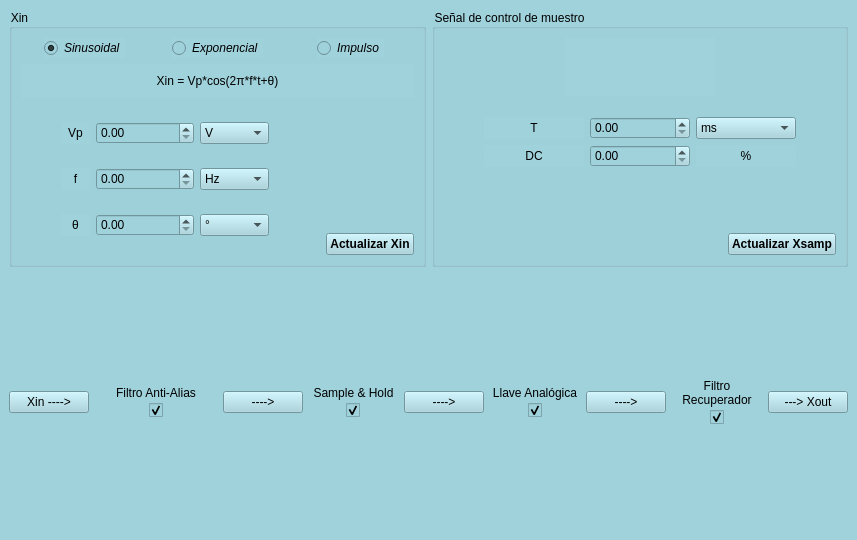
grupo-1-ASSD-E2/ASSD-TP1, file GUI/FrontEnd/samplingui.ui: the form before one commit.
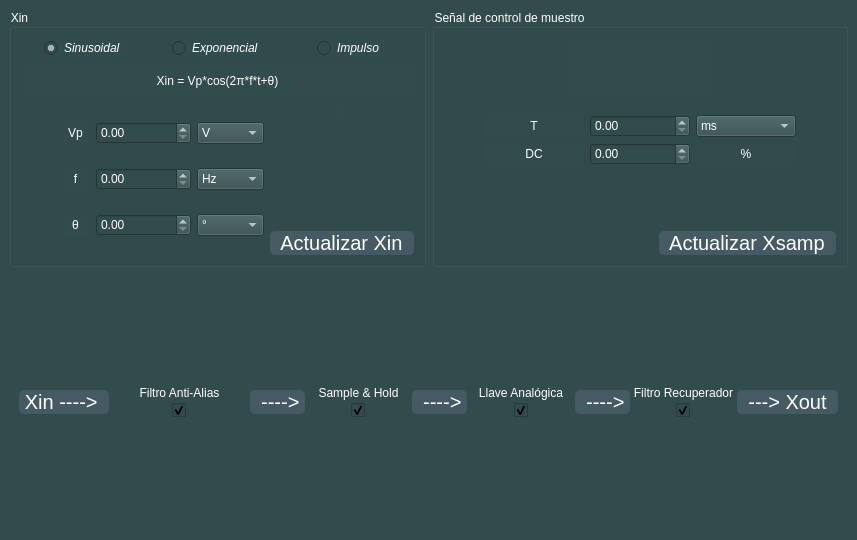
The form after the commit. Icons and pictures are not drawn.

Commit message: oscilloscope detects minPeriod background & buttons

Patch:
```diff
--- a/GUI/FrontEnd/samplingui.ui
+++ b/GUI/FrontEnd/samplingui.ui
@@ -14,7 +14,7 @@
    <string>MainWindow</string>
   </property>
   <property name="styleSheet">
-   <string notr="true">background-color:rgb(160, 210, 220);</string>
+   <string notr="true">background-color:rgb(50, 75, 77);</string>
   </property>
   <widget class="QWidget" name="centralwidget">
    <layout class="QVBoxLayout" name="verticalLayout" stretch="50,50">
@@ -22,6 +22,9 @@
      <layout class="QHBoxLayout" name="horizontalLayout" stretch="50,50">
       <item>
        <widget class="QGroupBox" name="groupBox_2">
+        <property name="styleSheet">
+         <string notr="true">color: rgb(255, 255, 255);</string>
+        </property>
         <property name="title">
          <string>Xin</string>
         </property>
@@ -37,6 +40,9 @@
                  <italic>true</italic>
                 </font>
                </property>
+               <property name="styleSheet">
+                <string notr="true">color: rgb(255, 255, 255);</string>
+               </property>
                <property name="text">
                 <string>Sinusoidal</string>
                </property>
@@ -56,6 +62,9 @@
                  <italic>true</italic>
                 </font>
                </property>
+               <property name="styleSheet">
+                <string notr="true">color: rgb(255, 255, 255);</string>
+               </property>
                <property name="text">
                 <string>Exponencial</string>
                </property>
@@ -72,6 +81,9 @@
                  <italic>true</italic>
                 </font>
                </property>
+               <property name="styleSheet">
+                <string notr="true">color: rgb(255, 255, 255);</string>
+               </property>
                <property name="text">
                 <string>Impulso</string>
                </property>
@@ -209,7 +221,22 @@
             </layout>
            </item>
            <item>
-            <layout class="QVBoxLayout" name="verticalLayout_6" stretch="80,20">
+            <layout class="QVBoxLayout" name="verticalLayout_6" stretch="0,80,20">
+             <item alignment="Qt::AlignHCenter">
+              <widget class="QLabel" name="errorLabel">
+               <property name="font">
+                <font>
+                 <family>Microsoft YaHei</family>
+                </font>
+               </property>
+               <property name="styleSheet">
+                <string notr="true">color:rgb(255, 0, 0)</string>
+               </property>
+               <property name="text">
+                <string/>
+               </property>
+              </widget>
+             </item>
              <item>
               <spacer name="verticalSpacer">
                <property name="orientation">
@@ -248,12 +275,18 @@
                 <widget class="QPushButton" name="refreshXinButton">
                  <property name="font">
                   <font>
-                   <weight>75</weight>
-                   <bold>true</bold>
+                   <pointsize>-1</pointsize>
                   </font>
                  </property>
+                 <property name="styleSheet">
+                  <string notr="true">background: rgb(70,90,100);
+color:rgb(255,255,255);
+border-radius: 5px;
+font-size: 20px
+</string>
+                 </property>
                  <property name="text">
-                  <string>Actualizar Xin</string>
+                  <string>  Actualizar Xin  </string>
                  </property>
                 </widget>
                </item>
@@ -274,6 +307,9 @@
           <verstretch>0</verstretch>
          </sizepolicy>
         </property>
+        <property name="styleSheet">
+         <string notr="true">color: rgb(255, 255, 255);</string>
+        </property>
         <property name="title">
          <string>Señal de control de muestro</string>
         </property>
@@ -549,12 +585,18 @@
               <widget class="QPushButton" name="refreshSampleButton">
                <property name="font">
                 <font>
-                 <weight>75</weight>
-                 <bold>true</bold>
+                 <pointsize>-1</pointsize>
                 </font>
                </property>
+               <property name="styleSheet">
+                <string notr="true">background: rgb(70,90,100);
+color:rgb(255,255,255);
+border-radius: 5px;
+font-size: 20px
+</string>
+               </property>
                <property name="text">
-                <string>Actualizar Xsamp</string>
+                <string>  Actualizar Xsamp  </string>
                </property>
               </widget>
              </item>
@@ -570,14 +612,37 @@
     <item>
      <layout class="QVBoxLayout" name="verticalLayout_10" stretch="40">
       <item>
-       <layout class="QHBoxLayout" name="horizontalLayout_2" stretch="5,20,5,15,5,15,5,15,10">
+       <layout class="QHBoxLayout" name="horizontalLayout_2" stretch="0,5,20,5,15,5,15,5,15,10,0">
         <property name="spacing">
          <number>3</number>
         </property>
+        <item>
+         <spacer name="horizontalSpacer_10">
+          <property name="orientation">
+           <enum>Qt::Horizontal</enum>
+          </property>
+          <property name="sizeType">
+           <enum>QSizePolicy::Minimum</enum>
+          </property>
+          <property name="sizeHint" stdset="0">
+           <size>
+            <width>10</width>
+            <height>20</height>
+           </size>
+          </property>
+         </spacer>
+        </item>
         <item>
          <widget class="QPushButton" name="xinPlotButton">
+          <property name="styleSheet">
+           <string notr="true">background: rgb(70,90,100);
+color:rgb(255,255,255);
+border-radius: 5px;
+font-size: 20px
+</string>
+          </property>
           <property name="text">
-           <string>Xin ----&gt;</string>
+           <string> Xin ----&gt;  </string>
           </property>
          </widget>
         </item>
@@ -603,6 +668,9 @@
               <italic>false</italic>
              </font>
             </property>
+            <property name="styleSheet">
+             <string notr="true">color: rgb(255, 255, 255);</string>
+            </property>
             <property name="text">
              <string>Filtro Anti-Alias</string>
             </property>
@@ -641,8 +709,15 @@
         </item>
         <item>
          <widget class="QPushButton" name="antiAliasPlotButton">
+          <property name="styleSheet">
+           <string notr="true">background: rgb(70,90,100);
+color:rgb(255,255,255);
+border-radius: 5px;
+font-size: 20px
+</string>
+          </property>
           <property name="text">
-           <string>----&gt;</string>
+           <string>  ----&gt; </string>
           </property>
          </widget>
         </item>
@@ -663,6 +738,9 @@
           </item>
           <item>
            <widget class="QLabel" name="label">
+            <property name="styleSheet">
+             <string notr="true">color: rgb(255, 255, 255);</string>
+            </property>
             <property name="text">
              <string>Sample &amp; Hold</string>
             </property>
@@ -701,8 +779,15 @@
         </item>
         <item>
          <widget class="QPushButton" name="sampleHoldPlotButton">
+          <property name="styleSheet">
+           <string notr="true">background: rgb(70,90,100);
+color:rgb(255,255,255);
+border-radius: 5px;
+font-size: 20px
+</string>
+          </property>
           <property name="text">
-           <string>----&gt;</string>
+           <string>  ----&gt; </string>
           </property>
          </widget>
         </item>
@@ -723,6 +808,9 @@
           </item>
           <item>
            <widget class="QLabel" name="label_2">
+            <property name="styleSheet">
+             <string notr="true">color: rgb(255, 255, 255);</string>
+            </property>
             <property name="text">
              <string>Llave Analógica</string>
             </property>
@@ -761,8 +849,15 @@
         </item>
         <item>
          <widget class="QPushButton" name="analogPlotButton">
+          <property name="styleSheet">
+           <string notr="true">background: rgb(70,90,100);
+color:rgb(255,255,255);
+border-radius: 5px;
+font-size: 20px
+</string>
+          </property>
           <property name="text">
-           <string>----&gt;</string>
+           <string>  ----&gt; </string>
           </property>
          </widget>
         </item>
@@ -783,6 +878,9 @@
           </item>
           <item>
            <widget class="QLabel" name="label_3">
+            <property name="styleSheet">
+             <string notr="true">color: rgb(255, 255, 255);</string>
+            </property>
             <property name="text">
              <string>Filtro Recuperador</string>
             </property>
@@ -821,11 +919,34 @@
         </item>
         <item>
          <widget class="QPushButton" name="xoutPlotButton">
+          <property name="styleSheet">
+           <string notr="true">background: rgb(70,90,100);
+color:rgb(255,255,255);
+border-radius: 5px;
+font-size: 20px
+</string>
+          </property>
           <property name="text">
-           <string>---&gt; Xout</string>
+           <string>  ---&gt; Xout  </string>
           </property>
          </widget>
         </item>
+        <item>
+         <spacer name="horizontalSpacer_11">
+          <property name="orientation">
+           <enum>Qt::Horizontal</enum>
+          </property>
+          <property name="sizeType">
+           <enum>QSizePolicy::Minimum</enum>
+          </property>
+          <property name="sizeHint" stdset="0">
+           <size>
+            <width>10</width>
+            <height>20</height>
+           </size>
+          </property>
+         </spacer>
+        </item>
        </layout>
       </item>
      </layout>
```
The commit also changes 6 other files.
